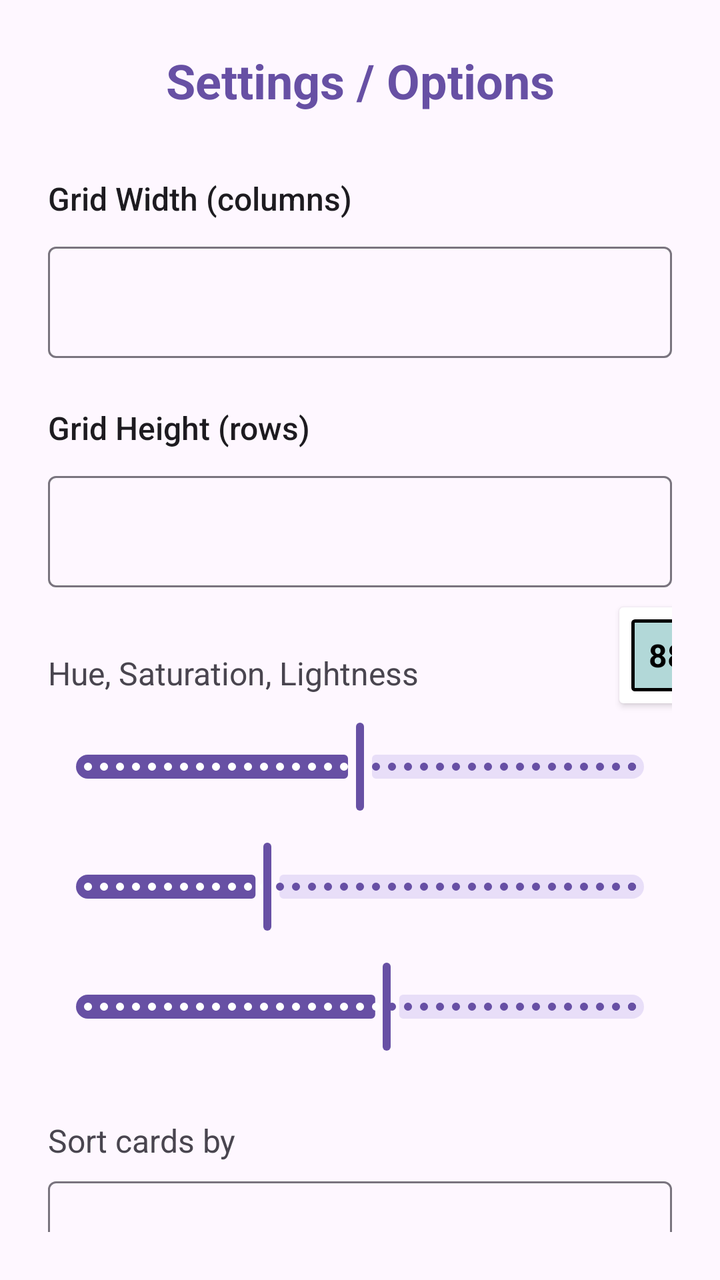
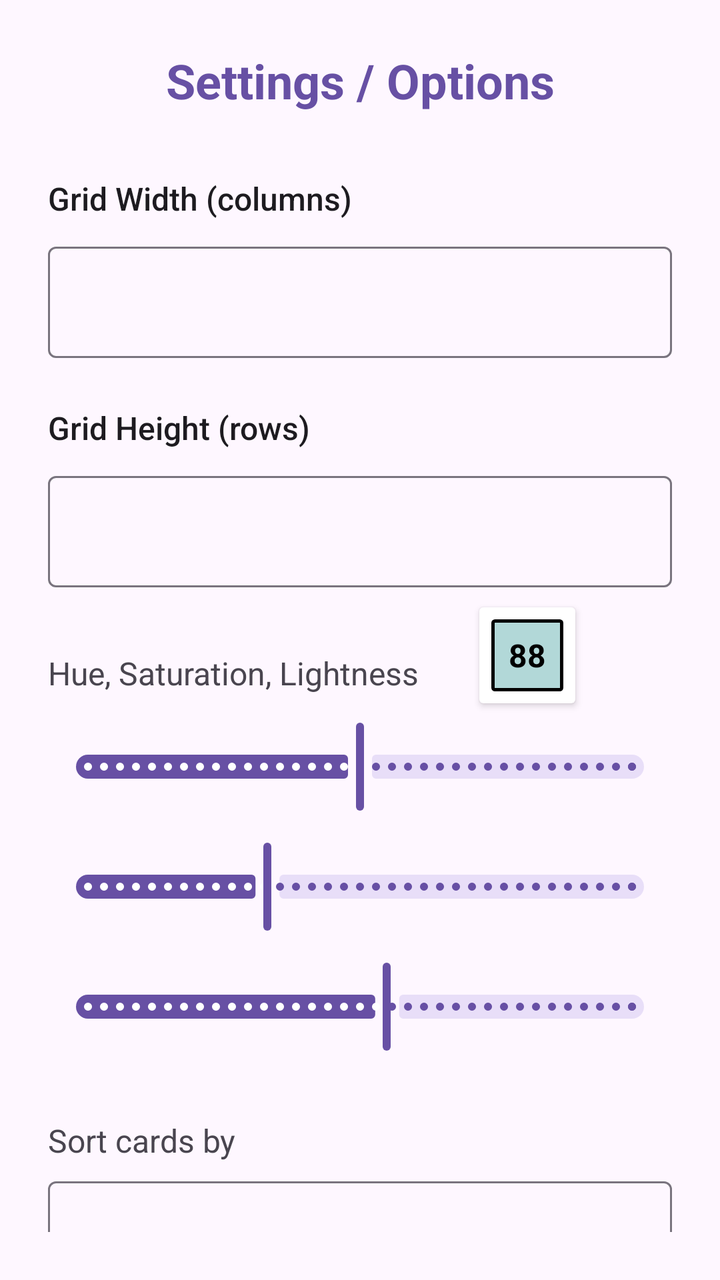

An Android layout rendered at two revisions. The XML below is the earlier revision; the diff shows what the commit changed to produce the second picture.
<!-- AndroidManifest.xml: application theme Theme.BingoApp -->
<!-- res/layout/activity_menu.xml -->
<?xml version="1.0" encoding="utf-8"?>
<androidx.constraintlayout.widget.ConstraintLayout
    xmlns:android="http://schemas.android.com/apk/res/android"
    xmlns:app="http://schemas.android.com/apk/res-auto"
    android:layout_width="match_parent"
    android:layout_height="match_parent"
    android:padding="24dp">

    <TextView
        android:id="@+id/tv_title"
        android:layout_width="wrap_content"
        android:layout_height="wrap_content"
        android:text="Settings / Options"
        android:textSize="24sp"
        android:textStyle="bold"
        android:textColor="?attr/colorPrimary"
        app:layout_constraintTop_toTopOf="parent"
        app:layout_constraintStart_toStartOf="parent"
        app:layout_constraintEnd_toEndOf="parent" />

    
    <TextView
        android:id="@+id/label_width"
        android:layout_width="wrap_content"
        android:layout_height="wrap_content"
        android:layout_marginTop="32dp"
        android:text="Grid Width (columns)"
        android:textSize="16sp"
        android:textColor="?attr/colorOnSurface"
        android:fontFamily="sans-serif-medium"
        app:layout_constraintTop_toBottomOf="@id/tv_title"
        app:layout_constraintStart_toStartOf="parent" />

    <com.google.android.material.textfield.TextInputLayout
        android:id="@+id/til_width"
        android:layout_width="0dp"
        android:layout_height="wrap_content"
        android:layout_marginTop="8dp"
        app:layout_constraintTop_toBottomOf="@id/label_width"
        app:layout_constraintStart_toStartOf="parent"
        app:layout_constraintEnd_toEndOf="parent">

        <com.google.android.material.textfield.TextInputEditText
            android:id="@+id/et_width"
            android:layout_width="match_parent"
            android:layout_height="wrap_content"
            android:inputType="number"
            android:maxLength="3"
            android:imeOptions="actionNext" />
    </com.google.android.material.textfield.TextInputLayout>

    
    <TextView
        android:id="@+id/label_height"
        android:layout_width="wrap_content"
        android:layout_height="wrap_content"
        android:layout_marginTop="24dp"
        android:text="Grid Height (rows)"
        android:textSize="16sp"
        android:textColor="?attr/colorOnSurface"
        android:fontFamily="sans-serif-medium"
        app:layout_constraintTop_toBottomOf="@id/til_width"
        app:layout_constraintStart_toStartOf="parent" />

    <com.google.android.material.textfield.TextInputLayout
        android:id="@+id/til_height"
        android:layout_width="0dp"
        android:layout_height="wrap_content"
        android:layout_marginTop="8dp"
        app:layout_constraintTop_toBottomOf="@id/label_height"
        app:layout_constraintStart_toStartOf="parent"
        app:layout_constraintEnd_toEndOf="parent">

        <com.google.android.material.textfield.TextInputEditText
            android:id="@+id/et_height"
            android:layout_width="match_parent"
            android:layout_height="wrap_content"
            android:inputType="number"
            android:maxLength="3"
            android:imeOptions="actionDone" />
    </com.google.android.material.textfield.TextInputLayout>

    <TextView
        android:id="@+id/tv_hsl_label"
        android:layout_width="wrap_content"
        android:layout_height="wrap_content"
        android:layout_marginTop="32dp"
        android:text="Hue, Saturation, Lightness"
        android:textSize="16sp"
        app:layout_constraintTop_toBottomOf="@id/til_height"
        app:layout_constraintStart_toStartOf="parent" />

    <androidx.cardview.widget.CardView
        android:id="@+id/cardview_menu"
        android:layout_width="48dp"
        android:layout_height="48dp"
        android:layout_marginTop="10dp"
        android:layout_marginLeft="100dp"
        app:layout_constraintStart_toEndOf="@id/tv_hsl_label"
        app:layout_constraintTop_toBottomOf="@id/til_height">
            <FrameLayout style="@style/MiniBingoCell"
                android:layout_width="match_parent"
                android:layout_height="match_parent">
                <TextView android:id="@+id/mini_menu"
                    android:text="88"
                    style="@style/MiniBingoCellText"/>
                <ImageView android:id="@+id/cross_menu" style="@style/MiniBingoCellCross"/>
            </FrameLayout>
    </androidx.cardview.widget.CardView>

    <com.google.android.material.slider.Slider
        android:id="@+id/slider_hue"
        android:layout_width="0dp"
        android:layout_height="wrap_content"
        android:layout_marginTop="12dp"
        android:stepSize="1.0"
        app:tickColorActive="@color/white"
        android:value="180.0"
        android:valueFrom="0.0"
        android:valueTo="360.0"
        app:labelBehavior="floating"
        app:layout_constraintEnd_toEndOf="parent"
        app:layout_constraintHorizontal_bias="0.0"
        app:layout_constraintStart_toStartOf="parent"
        app:layout_constraintTop_toBottomOf="@id/tv_hsl_label"
        app:trackHeight="12dp" />

    <com.google.android.material.slider.Slider
        android:id="@+id/slider_sat"
        android:layout_width="0dp"
        android:layout_height="wrap_content"
        android:layout_marginTop="12dp"
        android:stepSize="1.0"
        app:tickColorActive="@color/white"
        android:value="33.0"
        android:valueFrom="0.0"
        android:valueTo="100.0"
        app:labelBehavior="floating"
        app:layout_constraintEnd_toEndOf="parent"
        app:layout_constraintHorizontal_bias="0.0"
        app:layout_constraintStart_toStartOf="parent"
        app:layout_constraintTop_toBottomOf="@id/slider_hue"
        app:trackHeight="12dp" />

    <com.google.android.material.slider.Slider
        android:id="@+id/slider_lig"
        android:layout_width="0dp"
        android:layout_height="wrap_content"
        android:layout_marginTop="12dp"
        android:stepSize="1.0"
        app:tickColorActive="@color/white"
        android:value="55.0"
        android:valueFrom="0.0"
        android:valueTo="100.0"
        app:labelBehavior="floating"
        app:layout_constraintEnd_toEndOf="parent"
        app:layout_constraintHorizontal_bias="0.0"
        app:layout_constraintStart_toStartOf="parent"
        app:layout_constraintTop_toBottomOf="@id/slider_sat"
        app:trackHeight="12dp" />

    <TextView
        android:id="@+id/tv_sort_label"
        android:layout_width="wrap_content"
        android:layout_height="wrap_content"
        android:layout_marginTop="32dp"
        android:text="Sort cards by"
        android:textSize="16sp"
        app:layout_constraintTop_toBottomOf="@id/slider_lig"
        app:layout_constraintStart_toStartOf="parent" />

    <com.google.android.material.textfield.TextInputLayout
        android:id="@+id/til_sort"
        android:layout_width="0dp"
        android:layout_height="wrap_content"
        android:layout_marginTop="58dp"
        style="@style/Widget.Material3.TextInputLayout.OutlinedBox.ExposedDropdownMenu"
        app:layout_constraintTop_toBottomOf="@id/slider_lig"
        app:layout_constraintStart_toStartOf="parent"
        app:layout_constraintEnd_toEndOf="parent"
        app:hintEnabled="true"
        app:startIconDrawable="@null">  

        <AutoCompleteTextView
            android:id="@+id/actv_sort"
            android:layout_width="match_parent"
            android:layout_height="wrap_content"
            android:inputType="none"
            android:cursorVisible="false" />
    </com.google.android.material.textfield.TextInputLayout>

    <com.google.android.material.button.MaterialButton
        android:id="@+id/btn_cancel"
        android:layout_width="0dp"
        android:layout_height="wrap_content"
        android:layout_marginTop="48dp"
        android:layout_marginEnd="8dp"
        android:text="Cancel"
        style="@style/Widget.Material3.Button.OutlinedButton"
        app:layout_constraintTop_toBottomOf="@id/til_sort"
        app:layout_constraintStart_toStartOf="parent"
        app:layout_constraintEnd_toStartOf="@id/btn_save"
        app:layout_constraintHorizontal_weight="1" />

    <com.google.android.material.button.MaterialButton
        android:id="@+id/btn_save"
        android:layout_width="0dp"
        android:layout_height="wrap_content"
        android:layout_marginStart="8dp"
        android:text="Save"
        app:layout_constraintTop_toTopOf="@id/btn_cancel"
        app:layout_constraintBottom_toBottomOf="@id/btn_cancel"
        app:layout_constraintStart_toEndOf="@id/btn_cancel"
        app:layout_constraintEnd_toEndOf="parent"
        app:layout_constraintHorizontal_weight="1" />

</androidx.constraintlayout.widget.ConstraintLayout>
<!-- resources referenced by this layout -->
<resources>
  <color name="white">#FFFFFFFF</color>
  <style name="MiniBingoCell">
          <item name="android:layout_width">0dp</item>
          <item name="android:layout_height">0dp</item>
          <item name="android:layout_columnWeight">1</item>
          <item name="android:layout_rowWeight">1</item>
          <item name="android:layout_margin">6dp</item>
          <item name="android:gravity">center</item>
          <item name="android:textSize">16sp</item>
          <item name="android:textStyle">bold</item>
          <item name="android:textColor">#000000</item>
          <item name="android:background">@drawable/mini_cell_border</item>
      </style>
  <style name="MiniBingoCellCross">
          <item name="android:layout_width">match_parent</item>
          <item name="android:layout_height">match_parent</item>
          <item name="android:layout_gravity">center</item>
          <item name="android:src">@drawable/ic_cross_overlay</item>
          <item name="android:visibility">gone</item>
          <item name="android:scaleType">centerInside</item>
          <item name="android:alpha">0.5</item>
      </style>
  <style name="MiniBingoCellText">
          <item name="android:layout_width">match_parent</item>
          <item name="android:layout_height">match_parent</item>
          <item name="android:gravity">center</item>
          <item name="android:textSize">16sp</item>
          <item name="android:textStyle">bold</item>
          <item name="android:textColor">#000000</item>
      </style>
  <style name="Theme.BingoApp" parent="Base.Theme.BingoApp" />
  <!-- drawable mini_cell_border (drawable) -->
  <?xml version="1.0" encoding="utf-8"?>
  <shape xmlns:android="http://schemas.android.com/apk/res/android">
  <solid android:color="#b2d8d8" />
  <stroke
      android:width="1.5dp"
      android:color="#000000" />      
  <corners android:radius="1dp" />
  <padding android:left="2dp" android:top="2dp" android:right="2dp" android:bottom="2dp"/>
  </shape>
  <!-- drawable ic_cross_overlay (drawable) -->
  <vector xmlns:android="http://schemas.android.com/apk/res/android"
      android:width="48dp"
      android:height="48dp"
      android:viewportWidth="24"
      android:viewportHeight="24">
      <path
          android:fillColor="#FF4444"
          android:pathData="M19,6.41L17.59,5 12,10.59 6.41,5 5,6.41 10.59,12 5,17.59 6.41,19 12,13.41 17.59,19 19,17.59 13.41,12z"/>
  </vector>
  <style name="Base.Theme.BingoApp" parent="Theme.Material3.DayNight.NoActionBar">
          
          
      </style>
</resources>

<!-- the commit's change to res/layout/activity_menu.xml (unified diff, before → after) -->
@@ -95,7 +95,7 @@
         android:layout_width="48dp"
         android:layout_height="48dp"
         android:layout_marginTop="10dp"
-        android:layout_marginLeft="100dp"
+        android:layout_marginLeft="30dp"
         app:layout_constraintStart_toEndOf="@id/tv_hsl_label"
         app:layout_constraintTop_toBottomOf="@id/til_height">
             <FrameLayout style="@style/MiniBingoCell"
